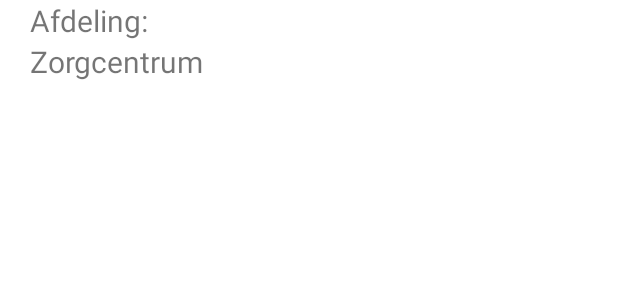
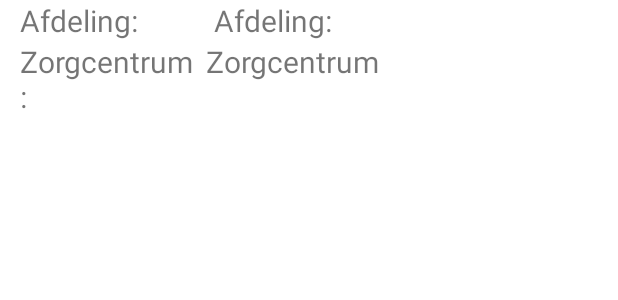
Before and after one commit to Gabrielle-Spits/Rollator, an Android app: the layout zorgcentrum_list_adapter.xml on its own in the app's theme, with its tools: preview values and no code run, on a phone screen of 412 x 824 dp. Shown: the top 300 px of the screen. Run offline under Robolectric (Android 15) with nearby library versions, the phone set to English and light mode, and no system bars.

```diff
--- a/app/src/main/AndroidManifest.xml
+++ b/app/src/main/AndroidManifest.xml
@@ -11,6 +11,12 @@
         android:supportsRtl="true"
         android:theme="@style/Theme.Beroepsproduct4"
         tools:targetApi="31">
+        <activity
+            android:name=".Schermen_oudergegevens.OverzichtClientenactivity"
+            android:exported="false" />
+        <activity
+            android:name=".schermen.wooncentrum.DetailZorgcentrumActivity"
+            android:exported="false" />
         <activity
             android:name=".schermen.wooncentrum.ZorgcentrumToevoegenActivity"
             android:exported="false" />
--- a/app/src/main/res/layout/zorgcentrum_list_adapter.xml
+++ b/app/src/main/res/layout/zorgcentrum_list_adapter.xml
@@ -6,28 +6,56 @@
     android:layout_marginStart="20px"
     xmlns:android="http://schemas.android.com/apk/res/android">
 
+    <LinearLayout
+        android:layout_width="match_parent"
+        android:layout_height="match_parent"
+        android:layout_weight="1"
+        android:orientation="horizontal">
+
+        <TextView
+            android:id="@+id/txtvwafdeling"
+            android:layout_width="245dp"
+            android:layout_height="wrap_content"
+            android:layout_weight="1"
+            android:text="Afdeling:"
+            android:textSize="20sp"/>
+
         <TextView
             android:id="@+id/tvAfdeling"
             android:layout_width="match_parent"
             android:layout_height="wrap_content"
+            android:layout_marginStart="10px"
             android:layout_weight="1"
+            android:focusable="false"
             android:text="Afdeling:"
-        android:textSize="20sp"
-        android:focusable="false"
-        android:layout_marginStart="10px"
-        />
+            android:textSize="20sp" />
+    </LinearLayout>
+
+    <LinearLayout
+        android:layout_width="match_parent"
+        android:layout_height="match_parent"
+        android:layout_weight="1"
+        android:orientation="horizontal">
+
+        <TextView
+            android:id="@+id/txtvwzorgcentrum"
+            android:layout_width="234dp"
+            android:layout_height="wrap_content"
+            android:layout_weight="1"
+            android:text="Zorgcentrum:"
+            android:textSize="20sp"/>
 
         <TextView
             android:id="@+id/tvZorgcentrum"
             android:layout_width="match_parent"
             android:layout_height="wrap_content"
+            android:layout_marginLeft="10px"
             android:layout_weight="1"
             android:text="@string/zorgcentrum1"
             android:textSize="20sp"
-        android:layout_marginLeft="10px"
 
             />
-
+    </LinearLayout>
 
 
 </LinearLayout>
--- a/app/src/main/res/values/strings.xml
+++ b/app/src/main/res/values/strings.xml
@@ -7,4 +7,7 @@
     <string name="afdeling">afdeling</string>
     <string name="zorgcentrum">Zorgcentrum:</string>
     <string name="zorgcentrum1">Zorgcentrum</string>
+    <string name="afdeling1">Afdeling:</string>
+    <string name="zorgcentrum2">Zorgcentrum:</string>
+    <string name="bewerk">Bewerk</string>
 </resources>
```
Also changed, not shown: app/src/main/java/com/example/beroepsproduct4/Schermen_oudergegevens/OverzichtClientenactivity.java (added, +16 -0 lines), app/src/main/java/com/example/beroepsproduct4/database/DataDBHelper.java (+48 -11 lines), app/src/main/java/com/example/beroepsproduct4/database/RollatorDataContract.java (+10 -0 lines), app/src/main/java/com/example/beroepsproduct4/model/Oudergegevens.java (+11 -3 lines), app/src/main/java/com/example/beroepsproduct4/model/Zorgcentrum.java (+44 -3 lines), app/src/main/java/com/example/beroepsproduct4/schermen/wooncentrum/DetailZorgcentrumActivity.java (added, +70 -0 lines), app/src/main/java/com/example/beroepsproduct4/schermen/wooncentrum/WooncentrumListFragment.java (+13 -12 lines), app/src/main/java/com/example/beroepsproduct4/schermen/wooncentrum/ZorgcentrumToevoegenActivity.java (+36 -2 lines). Lines whose indentation alone changed are shown as unchanged.
